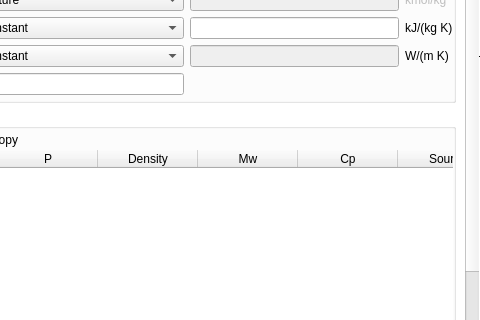
Before: the Qt Designer form gui/uifiles/solids.ui in truongd8593/mfix, drawn with Qt 5; both pictures show x 120 to 600 and y 522 to 842 of the 600 by 1000 pixel window.
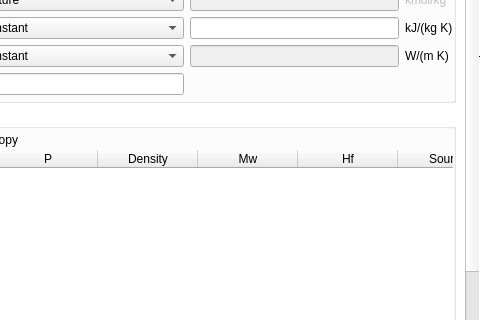
After: the same form once the commit is applied. Custom widgets are drawn as their Qt base class.

Patch:
```diff
--- a/gui/uifiles/solids.ui
+++ b/gui/uifiles/solids.ui
@@ -1085,7 +1085,7 @@
                  </column>
                  <column>
                   <property name="text">
-                   <string>Cp</string>
+                   <string>Hf</string>
                   </property>
                   <property name="toolTip">
                    <string>Heat of formation</string>
```
